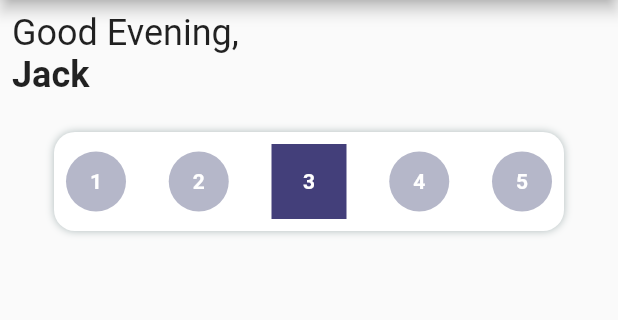
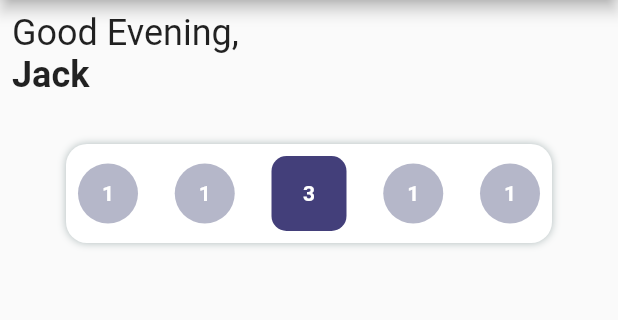
Before and after one commit to Lukmannudin/olegtodo, a Flutter app: the screen it shows after launch, on a phone screen of 412 x 824 dp, the part 84-404 px from its top. Run offline on Flutter 3.47's test engine with Material 2 defaults, Android fonts, the phone set to English and light mode, and no system bars.

Commit message:
add calendar widget

```diff
--- /dev/null
+++ b/lib/commons/calendar/calendarbanner.dart
@@ -0,0 +1,48 @@
+import 'package:flutter/material.dart';
+import 'package:olegtodo/commons/circle.dart';
+import 'package:olegtodo/commons/rectangle.dart';
+
+class CalendarBanner extends StatefulWidget {
+  const CalendarBanner({Key? key}) : super(key: key);
+
+  @override
+  State<CalendarBanner> createState() => _CalendarBannerState();
+}
+
+class _CalendarBannerState extends State<CalendarBanner> {
+  var date = DateTime.now();
+
+  @override
+  Widget build(BuildContext context) {
+    var currentDay = date.day;
+    var twoDaysBefore = currentDay - 2;
+    var oneDaysBefore = currentDay - 1;
+    var oneDaysAfter = currentDay + 1;
+    var twoDaysAfter = currentDay + 2;
+
+    return Container(
+        padding: EdgeInsets.all(8),
+        width: double.maxFinite,
+        child: Container(
+          padding: EdgeInsets.all(8),
+          width: double.maxFinite,
+          decoration: const BoxDecoration(
+              color: Colors.white,
+              borderRadius: BorderRadius.all(Radius.circular(14)),
+              boxShadow: [
+                BoxShadow(
+                    color: Color.fromRGBO(149, 165, 166, 0.75), blurRadius: 4.0)
+              ]),
+          child: Row(
+            mainAxisAlignment: MainAxisAlignment.spaceBetween,
+            children: [
+              Circle(),
+              Circle(),
+              Rectangle(),
+              Circle(),
+              Circle(),
+            ],
+          ),
+        ));
+  }
+}
--- /dev/null
+++ b/lib/commons/circle.dart
@@ -0,0 +1,28 @@
+import 'package:flutter/material.dart';
+
+class Circle extends StatefulWidget {
+  const Circle({Key? key}) : super(key: key);
+
+  @override
+  State<Circle> createState() => _CircleState();
+}
+
+class _CircleState extends State<Circle> {
+
+  @override
+  Widget build(BuildContext context) {
+    return Container(
+      width: 40,
+      height: 40,
+      padding: const EdgeInsets.all(12),
+      decoration: const BoxDecoration(
+          shape: BoxShape.circle, color: Color.fromRGBO(181, 183, 201, 1)),
+      child: Text(
+        '1',
+        style:
+            const TextStyle(color: Colors.white, fontWeight: FontWeight.bold),
+        textAlign: TextAlign.center,
+      ),
+    );
+  }
+}
--- /dev/null
+++ b/lib/commons/rectangle.dart
@@ -0,0 +1,26 @@
+import 'package:flutter/material.dart';
+
+class Rectangle extends StatelessWidget {
+  const Rectangle({Key? key}) : super(key: key);
+
+  @override
+  Widget build(BuildContext context) {
+    return Container(
+      width: 50,
+      height: 50,
+      padding: const EdgeInsets.all(12),
+      decoration: BoxDecoration(
+          // shape: BoxShape.rectangle,
+          color: const Color.fromRGBO(67, 63, 122, 1),
+          borderRadius: BorderRadius.circular(10)),
+      child: const Align(
+        alignment: Alignment.center,
+        child: Text(
+          "3",
+          style: TextStyle(color: Colors.white, fontWeight: FontWeight.bold),
+          textAlign: TextAlign.center,
+        ),
+      ),
+    );
+  }
+}
--- a/lib/main.dart
+++ b/lib/main.dart
@@ -1,4 +1,5 @@
 import 'package:flutter/material.dart';
+import 'package:olegtodo/commons/calendar/calendarbanner.dart';
 
 void main() {
   runApp(const App());
@@ -33,106 +34,9 @@ class App extends StatelessWidget {
                   ),
                   Padding(
                     padding:
-                        const EdgeInsets.symmetric(vertical: 0, horizontal: 28),
-                    child: Padding(
-                      padding: const EdgeInsets.symmetric(vertical: 24),
-                      child: Container(
-                        padding: const EdgeInsets.all(8),
-                        width: double.maxFinite,
-                        decoration: const BoxDecoration(
-                            color: Colors.white,
-                            borderRadius: BorderRadius.all(Radius.circular(14)),
-                            boxShadow: [
-                              BoxShadow(
-                                  color: Color.fromRGBO(149, 165, 166, 0.75),
-                                  blurRadius: 4.0)
-                            ]),
-                        child: Row(
-                          mainAxisAlignment: MainAxisAlignment.spaceBetween,
-                          children: [
-                            Container(
-                              width: 40,
-                              height: 40,
-                              padding: const EdgeInsets.all(12),
-                              decoration: const BoxDecoration(
-                                  shape: BoxShape.circle,
-                                  color: Color.fromRGBO(181, 183, 201, 1)),
-                              child: const Text(
-                                "1",
-                                style: TextStyle(
-                                    color: Colors.white,
-                                    fontWeight: FontWeight.bold),
-                                textAlign: TextAlign.center,
-                              ),
-                            ),
-                            Container(
-                              width: 40,
-                              height: 40,
-                              padding: const EdgeInsets.all(12),
-                              decoration: const BoxDecoration(
-                                  shape: BoxShape.circle,
-                                  color: Color.fromRGBO(181, 183, 201, 1)),
-                              child: const Text(
-                                "2",
-                                style: TextStyle(
-                                    color: Colors.white,
-                                    fontWeight: FontWeight.bold),
-                                textAlign: TextAlign.center,
-                              ),
-                            ),
-                            Container(
-                              width: 50,
-                              height: 50,
-                              padding: const EdgeInsets.all(12),
-                              decoration: const BoxDecoration(
-                                  shape: BoxShape.rectangle,
-                                  color: Color.fromRGBO(67, 63, 122, 1)),
-                              child: const Align(
-                                alignment: Alignment.center,
-                                child: Text(
-                                  "3",
-                                  style: TextStyle(
-                                      color: Colors.white,
-                                      fontWeight: FontWeight.bold),
-                                  textAlign: TextAlign.center,
-                                ),
-                              ),
-                            ),
-                            Container(
-                              width: 40,
-                              height: 40,
-                              padding: const EdgeInsets.all(12),
-                              decoration: const BoxDecoration(
-                                  shape: BoxShape.circle,
-                                  color: Color.fromRGBO(181, 183, 201, 1)),
-                              child: const Text(
-                                "4",
-                                style: TextStyle(
-                                    color: Colors.white,
-                                    fontWeight: FontWeight.bold),
-                                textAlign: TextAlign.center,
-                              ),
-                            ),
-                            Container(
-                              width: 40,
-                              height: 40,
-                              padding: const EdgeInsets.all(12),
-                              decoration: const BoxDecoration(
-                                  shape: BoxShape.circle,
-                                  color: Color.fromRGBO(181, 183, 201, 1)),
-                              child: const Text(
-                                "5",
-                                style: TextStyle(
-                                    color: Colors.white,
-                                    fontWeight: FontWeight.bold),
-                                textAlign: TextAlign.center,
-                              ),
-                            ),
-                          ],
-                        ),
-                      ),
-                    ),
-                  )
+                        EdgeInsets.symmetric(vertical: 24, horizontal: 28),
+                    child: CalendarBanner(),
+                  ),
                 ],
               ),
             ),
```
